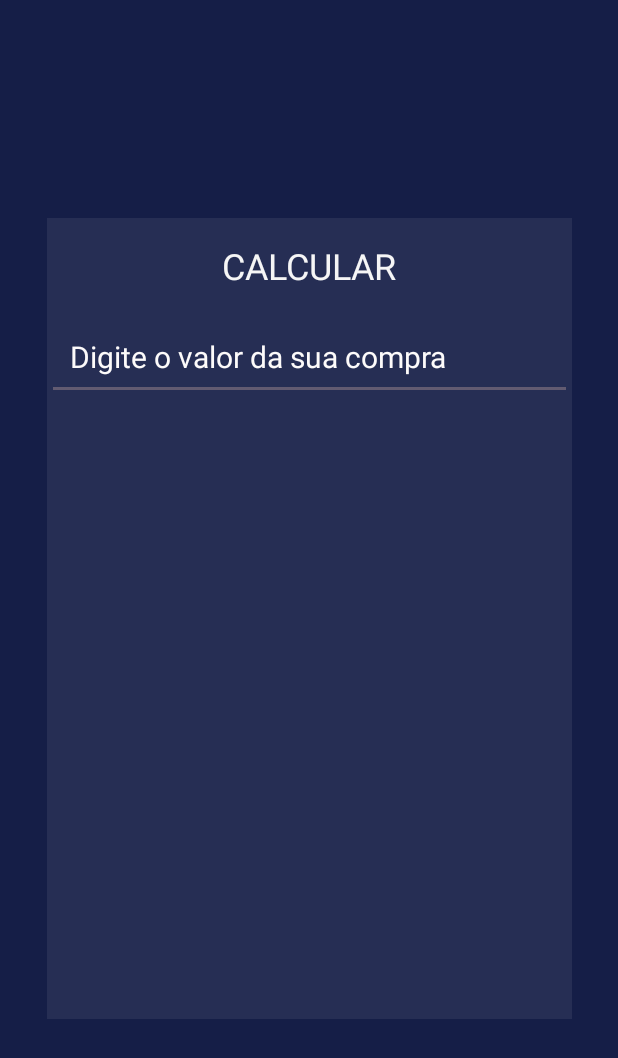
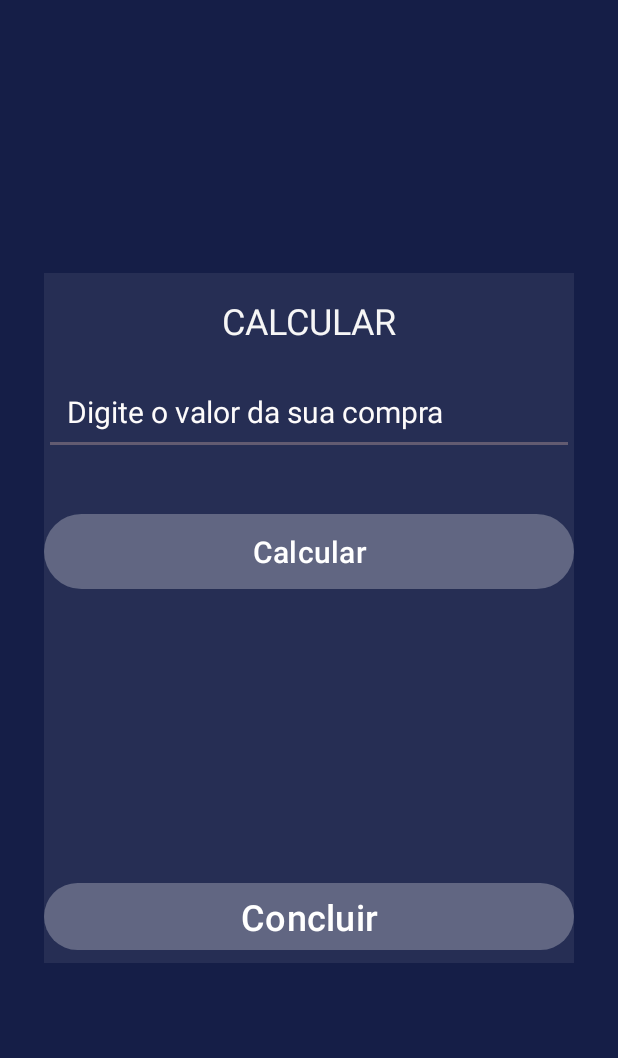
Before and after one commit to yagops0/AppCalculadorCashbackSimples, an Android app: the ProcessarActivity screen opened directly, with no data from a screen before it, on a phone screen of 412 x 824 dp. Shown: the top 1058 px of the screen. Run offline under Robolectric (Android 15) with nearby library versions, the light colour scheme and no system bars; 2 statements that could not run were skipped.

Commit message:
Continuando o trabalho

```diff
--- a/app/src/main/AndroidManifest.xml
+++ b/app/src/main/AndroidManifest.xml
@@ -12,6 +12,9 @@
         android:supportsRtl="true"
         android:theme="@style/Theme.AppCalculadoraCashback"
         tools:targetApi="31">
+        <activity
+            android:name=".teste"
+            android:exported="false" />
         <activity
             android:name=".ProcessarActivity"
             android:exported="false" />
--- a/app/src/main/res/layout/activity_home.xml
+++ b/app/src/main/res/layout/activity_home.xml
@@ -81,18 +81,18 @@
             android:textSize="16sp" />
 
         <Button
-            android:id="@+id/btnHome"
+            android:id="@+id/btnContinuar"
             android:layout_width="355dp"
             android:layout_height="wrap_content"
             android:layout_marginTop="25sp"
             android:backgroundTint="#25FFFFFF"
             android:paddingTop="15sp"
             android:paddingBottom="15sp"
-            android:text="Calcular"
+            android:text="Continuar"
             android:textSize="20sp" />
 
         <Button
-            android:id="@+id/btnVoltar1"
+            android:id="@+id/btnVoltar"
             android:layout_width="match_parent"
             android:layout_height="65dp"
             android:backgroundTint="#25FFFFFF"
--- a/app/src/main/res/layout/activity_processar.xml
+++ b/app/src/main/res/layout/activity_processar.xml
@@ -9,8 +9,8 @@
     tools:context=".ProcessarActivity">
 
     <LinearLayout
-        android:layout_width="350dp"
-        android:layout_height="534dp"
+        android:layout_width="353dp"
+        android:layout_height="460dp"
         android:background="#0E142F"
         android:backgroundTint="#12FFFFFF"
         android:orientation="vertical"
@@ -31,11 +31,11 @@
             android:textSize="24sp" />
 
         <EditText
-            android:id="@+id/editTextNumber"
+            android:id="@+id/etValor"
             android:layout_width="match_parent"
             android:layout_height="wrap_content"
             android:ems="10"
-            android:hint="Digite o valor da sua compra"
+            android:hint="@string/digite_o_valor_da_sua_compra"
             android:inputType="number"
             android:paddingLeft="15sp"
             android:paddingTop="15sp"
@@ -43,5 +43,43 @@
             android:textColor="#FDFBFB"
             android:textColorHint="#FDFBFB"
             android:textSize="20sp" />
+
+        <Button
+            android:id="@+id/btnCalcular"
+            android:layout_width="match_parent"
+            android:layout_height="58dp"
+            android:layout_marginTop="35sp"
+            android:backgroundTint="#25FFFFFF"
+            android:text="Calcular"
+            android:textSize="20sp" />
+
+        <TextView
+            android:id="@+id/tvPorcentagem"
+            android:layout_width="match_parent"
+            android:layout_height="54dp"
+            android:layout_marginTop="30sp"
+            android:textAlignment="center"
+            android:textColor="#FFFFFF"
+            android:textSize="24sp" />
+
+        <TextView
+            android:id="@+id/tvValor"
+            android:layout_width="match_parent"
+            android:layout_height="54dp"
+            android:layout_marginTop="30sp"
+            android:textAlignment="center"
+            android:textColor="#FDFCFC"
+            android:textSize="24sp" />
+
+        <Button
+            android:id="@+id/btnConcluir"
+            android:layout_width="match_parent"
+            android:layout_height="wrap_content"
+            android:layout_marginTop="20sp"
+            android:backgroundTint="#25FFFFFF"
+            android:text="Concluir"
+            android:textSize="24sp" />
+
     </LinearLayout>
+
 </androidx.constraintlayout.widget.ConstraintLayout>
--- a/app/src/main/res/values/strings.xml
+++ b/app/src/main/res/values/strings.xml
@@ -1,3 +1,4 @@
 <resources>
     <string name="app_name">AppCalculadoraCashback</string>
+    <string name="digite_o_valor_da_sua_compra">Digite o valor da sua compra</string>
 </resources>
```
Also changed, not shown: app/src/main/java/com/example/appcalculadoracashback/HomeActivity.java (+26 -1 lines), app/src/main/java/com/example/appcalculadoracashback/ProcessarActivity.java (+72 -1 lines).
